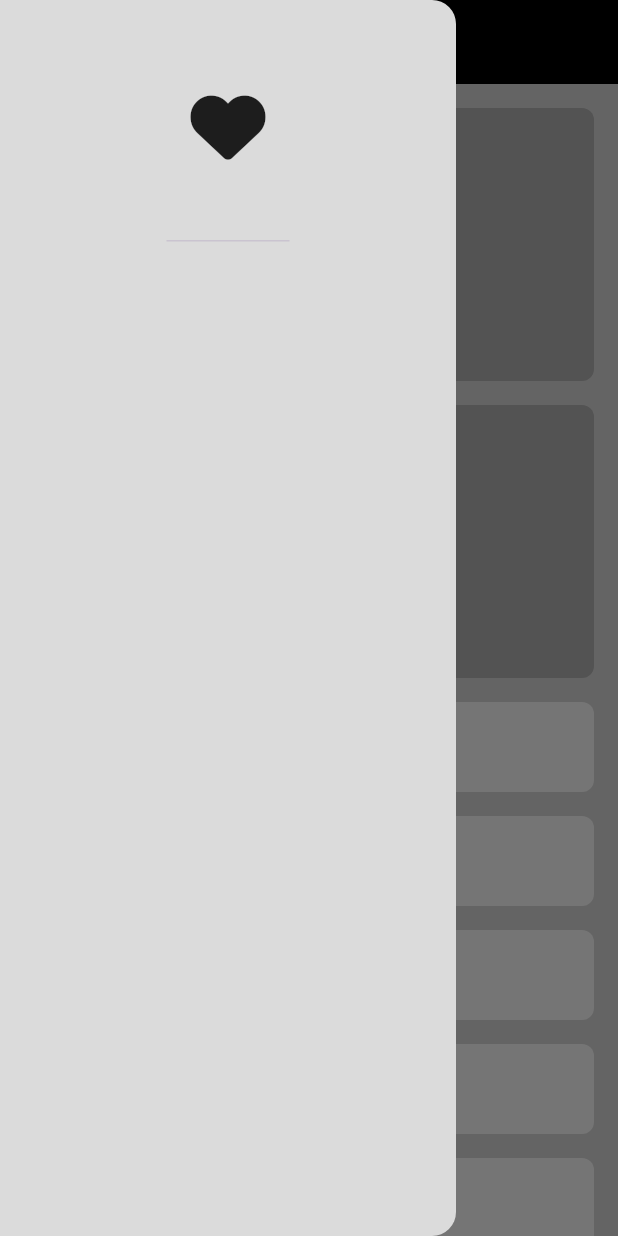
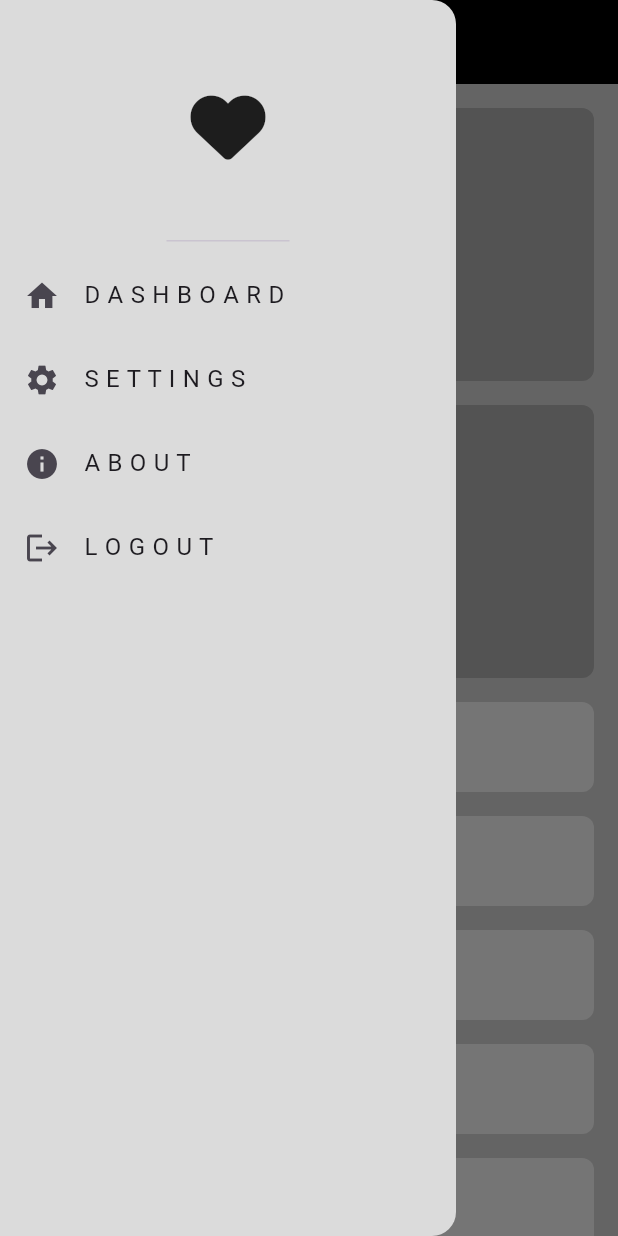
Before and after one commit to Omar-Tmam/Flutter-Projects-no.2, a Flutter app: the screen it shows after launch, with the side drawer open, on a phone screen of 412 x 824 dp. Run offline on Flutter 3.47's test engine with Material 3 defaults, Android fonts, the phone set to English and light mode, and no system bars; our stand-ins replace bloc, cached_network_image, dartz, dio, equatable, flutter_bloc and 7 more.

Commit message:
add drawer model and use it

```diff
--- /dev/null
+++ b/adaptive_app/lib/models/drawer_item_model.dart
@@ -0,0 +1,8 @@
+import 'package:flutter/material.dart';
+
+class DrawerItemModel {
+  final IconData icon;
+  final String title;
+
+ const DrawerItemModel({required this.icon, required this.title});
+}
--- a/adaptive_app/lib/widgets/custom_drawer.dart
+++ b/adaptive_app/lib/widgets/custom_drawer.dart
@@ -1,8 +1,16 @@
+import 'package:adaptive_app/models/drawer_item_model.dart';
+import 'package:adaptive_app/widgets/custom_drawer_items_list_view.dart';
 import 'package:flutter/material.dart';
 import 'package:font_awesome_flutter/font_awesome_flutter.dart';
 
 class CustomDrawer extends StatelessWidget {
   const CustomDrawer({super.key});
+  final List<DrawerItemModel> drawerItems = const [
+    DrawerItemModel(icon: Icons.home, title: 'D A S H B O A R D'),
+    DrawerItemModel(icon: Icons.settings, title: 'S E T T I N G S'),
+    DrawerItemModel(icon: Icons.info, title: 'A B O U T'),
+    DrawerItemModel(icon: Icons.logout, title: 'L O G O U T'),
+  ];
 
   @override
   Widget build(BuildContext context) {
@@ -15,7 +23,8 @@ class CustomDrawer extends StatelessWidget {
               FontAwesomeIcons.solidHeart,
               size: 50,
             ),
-          )
+          ),
+          CustomDrawerItemsListView(drawerItems: drawerItems)
         ],
       ),
     );
--- /dev/null
+++ b/adaptive_app/lib/widgets/custom_drawer_item.dart
@@ -0,0 +1,15 @@
+import 'package:adaptive_app/models/drawer_item_model.dart';
+import 'package:flutter/material.dart';
+
+class CustomDrawerItem extends StatelessWidget {
+  const CustomDrawerItem({super.key, required this.drawerItemModel});
+  final DrawerItemModel drawerItemModel;
+
+  @override
+  Widget build(BuildContext context) {
+    return ListTile(
+      leading: Icon(drawerItemModel.icon),
+      title: Text(drawerItemModel.title),
+    );
+  }
+}
--- /dev/null
+++ b/adaptive_app/lib/widgets/custom_drawer_items_list_view.dart
@@ -0,0 +1,25 @@
+import 'package:adaptive_app/models/drawer_item_model.dart';
+import 'package:adaptive_app/widgets/custom_drawer_item.dart';
+import 'package:flutter/material.dart';
+
+class CustomDrawerItemsListView extends StatelessWidget {
+  const CustomDrawerItemsListView({
+    super.key,
+    required this.drawerItems,
+  });
+
+  final List<DrawerItemModel> drawerItems;
+
+  @override
+  Widget build(BuildContext context) {
+    return ListView.builder(
+      shrinkWrap: true,
+        itemCount: drawerItems.length,
+        physics: NeverScrollableScrollPhysics(),
+        itemBuilder: (context, index) {
+          return CustomDrawerItem(
+            drawerItemModel: drawerItems[index],
+          );
+        });
+  }
+}
```
